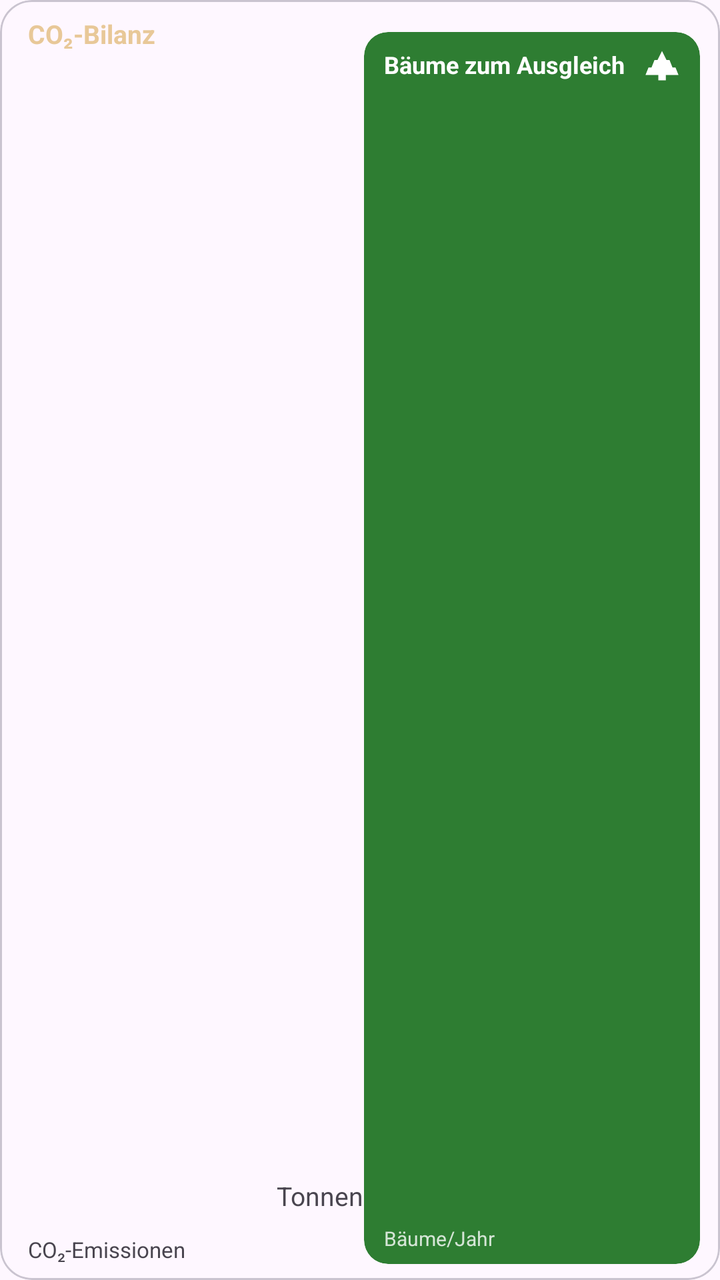
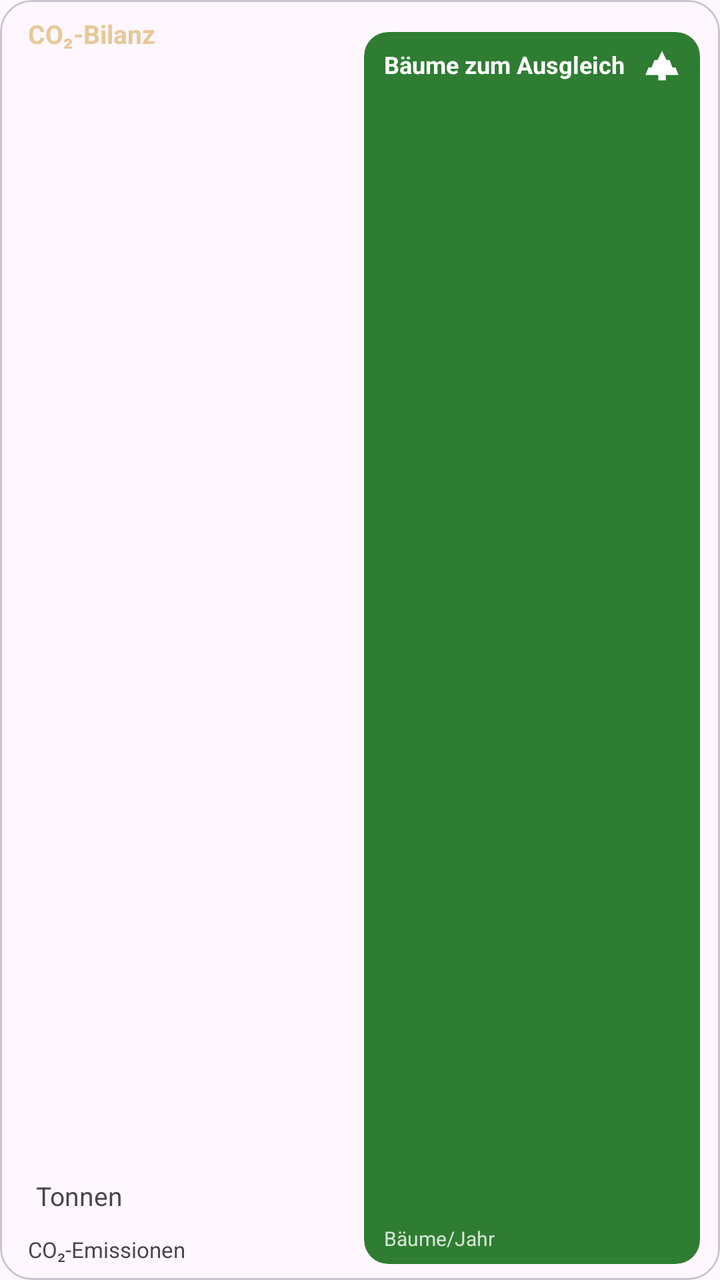

The first picture is an Android layout as it rendered before a commit; the second is the same layout after the commit. The layout source and the unified diff follow.
<!-- AndroidManifest.xml: application theme Theme.Logbook.Brown -->
<!-- res/layout/item_dashboard_tile_co2.xml -->
<?xml version="1.0" encoding="utf-8"?>
<com.google.android.material.card.MaterialCardView xmlns:android="http://schemas.android.com/apk/res/android"
    xmlns:app="http://schemas.android.com/apk/res-auto"
    android:id="@+id/tile_card"
    android:layout_width="match_parent"
    android:layout_height="104dp"
    android:clickable="true"
    android:focusable="true"
    android:foreground="?attr/selectableItemBackground"
    app:cardCornerRadius="16dp"
    app:cardElevation="0dp"
    app:strokeWidth="1dp">

    <LinearLayout
        android:layout_width="match_parent"
        android:layout_height="match_parent"
        android:orientation="horizontal"
        android:paddingStart="14dp"
        android:paddingTop="8dp"
        android:paddingEnd="10dp">

        <LinearLayout
            android:layout_width="0dp"
            android:layout_height="match_parent"
            android:layout_weight="1"
            android:orientation="vertical">

            <TextView
                android:layout_width="wrap_content"
                android:layout_height="wrap_content"
                android:text="@string/tile_co2"
                android:textColor="?attr/colorPrimary"
                android:textSize="13sp"
                android:textStyle="bold" />

            <LinearLayout
                android:layout_width="match_parent"
                android:layout_height="0dp"
                android:layout_weight="1"
                android:gravity="bottom"
                android:orientation="vertical"
                android:paddingBottom="8dp">

                <LinearLayout
                    android:layout_width="match_parent"
                    android:layout_height="wrap_content"
                    android:gravity="bottom"
                    android:orientation="horizontal">

                    <TextView
                        android:id="@+id/tv_co2_value"
                        android:layout_width="0dp"
                        android:layout_height="wrap_content"
                        android:layout_weight="1"
                        android:ellipsize="end"
                        android:maxLines="1"
                        android:textColor="?attr/colorOnSurface"
                        android:textSize="30sp"
                        android:textStyle="bold" />

                    <TextView
                        android:id="@+id/tv_co2_unit"
                        android:layout_width="wrap_content"
                        android:layout_height="wrap_content"
                        android:layout_marginStart="4dp"
                        android:layout_marginBottom="4dp"
                        android:ellipsize="end"
                        android:maxLines="1"
                        android:text="@string/co2_tonnes_unit"
                        android:textColor="?attr/colorOnSurfaceVariant"
                        android:textSize="13sp" />
                </LinearLayout>

                <TextView
                    android:layout_width="match_parent"
                    android:layout_height="wrap_content"
                    android:layout_marginTop="2dp"
                    android:ellipsize="end"
                    android:maxLines="1"
                    android:text="@string/co2_emissions_label"
                    android:textColor="?attr/colorOnSurfaceVariant"
                    android:textSize="11sp" />
            </LinearLayout>
        </LinearLayout>

        <com.google.android.material.card.MaterialCardView
            android:id="@+id/card_trees"
            android:layout_width="0dp"
            android:layout_height="match_parent"
            android:layout_marginVertical="8dp"
            android:layout_weight="1"
            app:cardBackgroundColor="@color/co2_trees_bg"
            app:cardCornerRadius="12dp"
            app:cardElevation="0dp"
            app:strokeWidth="0dp">

            <androidx.constraintlayout.widget.ConstraintLayout
                android:layout_width="match_parent"
                android:layout_height="match_parent">

                <TextView
                    android:id="@+id/tv_trees_title"
                    android:layout_width="0dp"
                    android:layout_height="wrap_content"
                    android:layout_marginStart="10dp"
                    android:layout_marginTop="8dp"
                    android:layout_marginEnd="30dp"
                    android:ellipsize="end"
                    android:maxLines="1"
                    android:text="@string/co2_trees_title"
                    android:textColor="@color/co2_trees_on"
                    android:textSize="12sp"
                    android:textStyle="bold"
                    app:layout_constraintEnd_toEndOf="parent"
                    app:layout_constraintStart_toStartOf="parent"
                    app:layout_constraintTop_toTopOf="parent" />

                <ImageView
                    android:id="@+id/iv_trees_icon"
                    android:layout_width="18dp"
                    android:layout_height="18dp"
                    android:contentDescription="@null"
                    android:importantForAccessibility="no"
                    android:src="@drawable/ic_fir"
                    app:layout_constraintEnd_toEndOf="parent"
                    app:layout_constraintTop_toTopOf="parent"
                    android:layout_marginEnd="10dp"
                    android:layout_marginTop="8dp"
                    app:tint="@color/co2_trees_on" />

                <LinearLayout
                    android:layout_width="0dp"
                    android:layout_height="0dp"
                    android:layout_marginStart="10dp"
                    android:layout_marginTop="4dp"
                    android:layout_marginEnd="10dp"
                    android:layout_marginBottom="6dp"
                    android:gravity="bottom"
                    android:orientation="vertical"
                    app:layout_constraintBottom_toBottomOf="parent"
                    app:layout_constraintEnd_toEndOf="parent"
                    app:layout_constraintStart_toStartOf="parent"
                    app:layout_constraintTop_toBottomOf="@id/tv_trees_title">

                    <TextView
                        android:id="@+id/tv_trees_value"
                        android:layout_width="match_parent"
                        android:layout_height="wrap_content"
                        android:ellipsize="end"
                        android:maxLines="1"
                        android:textColor="@color/co2_trees_on"
                        android:textSize="18sp"
                        android:textStyle="bold" />

                    <TextView
                        android:layout_width="match_parent"
                        android:layout_height="wrap_content"
                        android:layout_marginTop="1dp"
                        android:ellipsize="end"
                        android:maxLines="1"
                        android:text="@string/co2_trees_label"
                        android:textColor="@color/co2_trees_on_variant"
                        android:textSize="10sp" />
                </LinearLayout>
            </androidx.constraintlayout.widget.ConstraintLayout>
        </com.google.android.material.card.MaterialCardView>
    </LinearLayout>
</com.google.android.material.card.MaterialCardView>
<!-- resources referenced by this layout -->
<resources>
  <color name="co2_trees_bg">#FF2E7D32</color>
  <color name="co2_trees_on">#FFFFFFFF</color>
  <color name="co2_trees_on_variant">#CCFFFFFF</color>
  <!-- drawable ic_fir (drawable) -->
  <?xml version="1.0" encoding="utf-8"?>
  <vector xmlns:android="http://schemas.android.com/apk/res/android"
      android:width="24dp"
      android:height="24dp"
      android:viewportWidth="24"
      android:viewportHeight="24">
      <path
          android:fillColor="@android:color/white"
          android:pathData="M12,2L15,8H17L19,13H21L23,18H14.5V21.5H9.5V18H1L3,13H5L7,8H9L12,2Z" />
  </vector>
  <string name="co2_emissions_label">CO₂-Emissionen</string>
  <string name="co2_tonnes_unit">Tonnen</string>
  <string name="co2_trees_label">Bäume/Jahr</string>
  <string name="co2_trees_title">Bäume zum Ausgleich</string>
  <string name="tile_co2">CO₂-Bilanz</string>
  <style name="Theme.Logbook.Brown" parent="Theme.Logbook">
          <item name="colorPrimary">@color/accent_brown_primary</item>
          <item name="colorOnPrimary">@color/accent_brown_on_primary</item>
          <item name="colorPrimaryContainer">@color/accent_brown_primary_container</item>
          <item name="colorOnPrimaryContainer">@color/accent_brown_on_primary_container</item>
          <item name="colorSecondary">@color/accent_brown_secondary</item>
          <item name="colorOnSecondary">@color/accent_brown_on_secondary</item>
          <item name="colorSecondaryContainer">@color/accent_brown_secondary_container</item>
          <item name="colorOnSecondaryContainer">@color/accent_brown_on_secondary_container</item>
          <item name="colorTertiary">@color/accent_brown_tertiary</item>
          <item name="colorOnTertiary">@color/accent_brown_on_tertiary</item>
          <item name="colorTertiaryContainer">@color/accent_brown_tertiary_container</item>
          <item name="colorOnTertiaryContainer">@color/accent_brown_on_tertiary_container</item>
      </style>
  <style name="Theme.Logbook" parent="Base.Theme.Logbook">
          <item name="android:navigationBarColor">@android:color/transparent</item>
          <item name="android:statusBarColor">@android:color/transparent</item>
          <item name="android:windowLightStatusBar">?attr/isLightTheme</item>
      </style>
  <color name="accent_brown_primary">#FFE8C898</color>
  <color name="accent_brown_on_primary">#FF2D1600</color>
  <color name="accent_brown_primary_container">#FFF4E0D3</color>
  <color name="accent_brown_on_primary_container">#FF221B10</color>
  <color name="accent_brown_secondary">#FF635E58</color>
  <color name="accent_brown_on_secondary">#FFFFFFFF</color>
  <color name="accent_brown_secondary_container">#FFE9E2DA</color>
  <color name="accent_brown_on_secondary_container">#FF1F1A16</color>
  <color name="accent_brown_tertiary">#FF6D5B2F</color>
  <color name="accent_brown_on_tertiary">#FFFFFFFF</color>
  <color name="accent_brown_tertiary_container">#FFF6E0A8</color>
  <color name="accent_brown_on_tertiary_container">#FF221A00</color>
  <style name="Base.Theme.Logbook" parent="Theme.Material3.DayNight.NoActionBar">
          
          
      </style>
</resources>

<!-- the commit's change to res/layout/item_dashboard_tile_co2.xml (unified diff, before → after) -->
@@ -49,9 +49,8 @@
 
                     <TextView
                         android:id="@+id/tv_co2_value"
-                        android:layout_width="0dp"
+                        android:layout_width="wrap_content"
                         android:layout_height="wrap_content"
-                        android:layout_weight="1"
                         android:ellipsize="end"
                         android:maxLines="1"
                         android:textColor="?attr/colorOnSurface"
